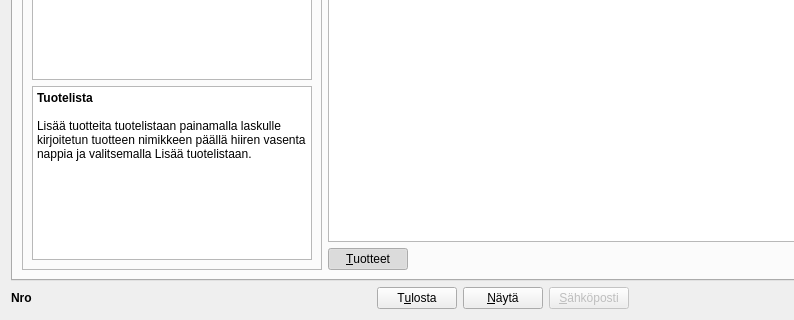
Above: kitupiikki/laskutus/laskudialogi.ui from artoh/kitupiikki before the change; both pictures show x 0 to 794 and y 312 to 632 of the 1164 by 632 pixel window. Below: the same form after it.
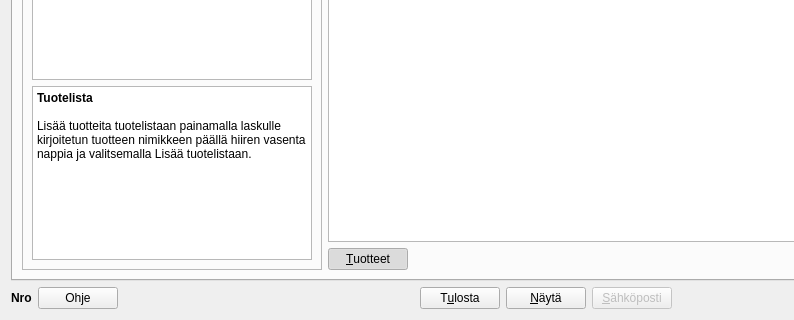
That is the form after the change. Icons and pictures are not drawn. Custom widgets are drawn as their Qt base class.

Commit message: #42 Ohje-nappien käsikirjalinkkien tarkistus

The edit to the form file:
```diff
--- a/kitupiikki/laskutus/laskudialogi.ui
+++ b/kitupiikki/laskutus/laskudialogi.ui
@@ -318,6 +318,20 @@
        </property>
       </widget>
      </item>
+     <item>
+      <widget class="QPushButton" name="ohjeNappi">
+       <property name="text">
+        <string>Ohje</string>
+       </property>
+       <property name="icon">
+        <iconset resource="../pic/pic.qrc">
+         <normaloff>:/pic/ohje.png</normaloff>:/pic/ohje.png</iconset>
+       </property>
+       <property name="shortcut">
+        <string>F1</string>
+       </property>
+      </widget>
+     </item>
      <item>
       <spacer name="horizontalSpacer_2">
        <property name="orientation">
```
The commit also changes 22 other files.
